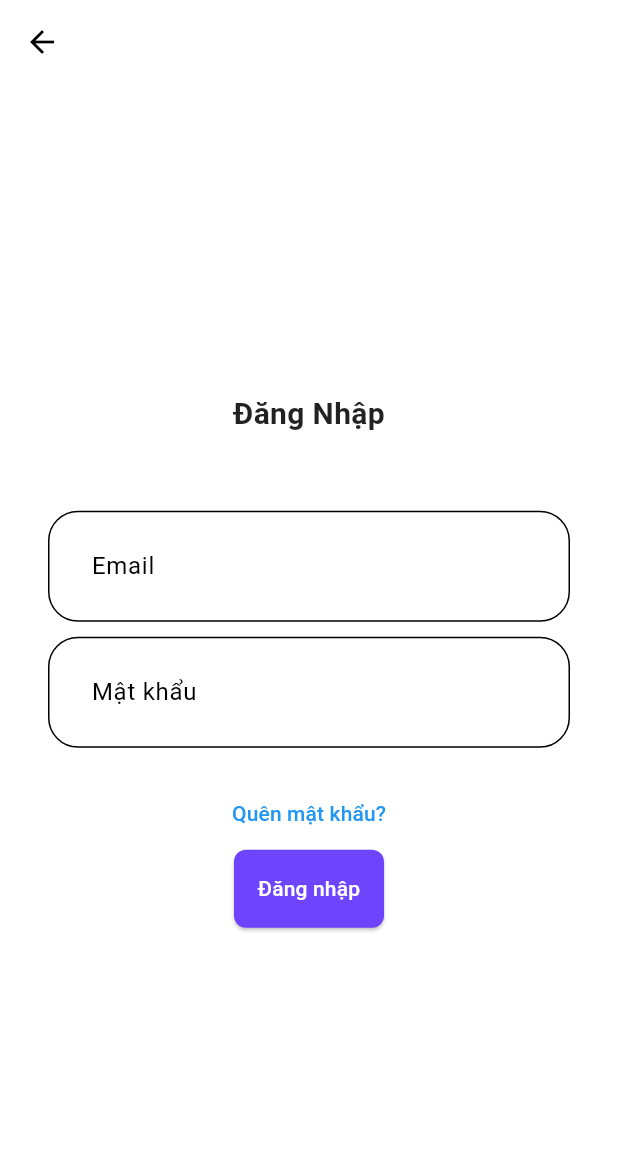
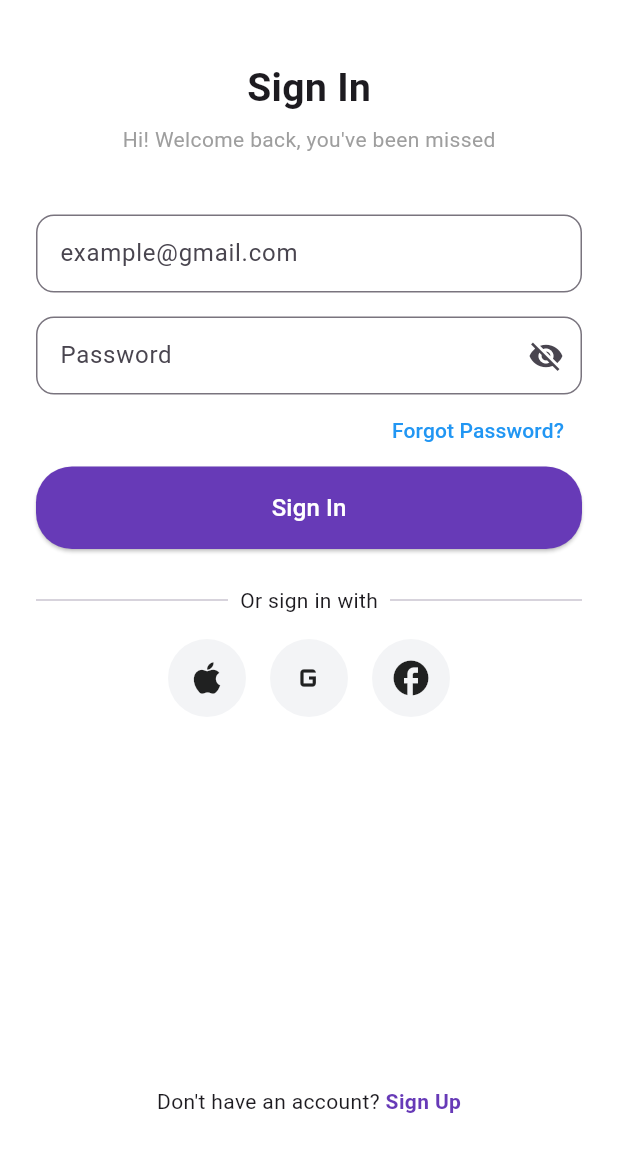
Before and after one commit to snozywolf59/Meme-Cloud, a Flutter app: the LogInView screen opened directly, on a phone screen of 412 x 824 dp. Shown: the top 1152 px of the screen. Run offline on Flutter 3.47's test engine with Material 3 defaults, Android fonts, the light colour scheme and no system bars; our stand-ins replace dartz, firebase_auth, firebase_core, flutter_dotenv, get_it, just_audio and 1 more; missing offline and left inert: meme_cloud; accounts and stored records are empty; statements that could not run were skipped.

Commit message:
ui signIn

```diff
--- a/lib/main.dart
+++ b/lib/main.dart
@@ -13,7 +13,13 @@ import 'package:supabase_flutter/supabase_flutter.dart';
 
 Future<void> main() async {
   WidgetsFlutterBinding.ensureInitialized();
-  await dotenv.load(fileName: ".env");
+  try {
+    await dotenv.load(fileName: 'assets/.env');
+    print('Đã load thành công file .env');
+  } catch (e) {
+    print('Lỗi khi load .env: $e'); // In ra lỗi nếu có
+    throw Exception('Không thể load file .env');
+  }
   //await Firebase.initializeApp(options: DefaultFirebaseOptions.currentPlatform);
 
   await Supabase.initialize(
--- a/lib/presentation/view/auth/log_in_view.dart
+++ b/lib/presentation/view/auth/log_in_view.dart
@@ -1,9 +1,10 @@
 import 'package:flutter/material.dart';
+import 'package:flutter/services.dart';
 import 'package:meme_cloud/data/models/auth/sign_in_request.dart';
 import 'package:meme_cloud/domain/usecases/auth/sign_in.dart';
 import 'package:meme_cloud/presentation/view/dashboard.dart';
 import 'package:meme_cloud/service_locator.dart';
-
+import 'package:meme_cloud/presentation/view/auth/sign_up_view.dart';
 class LogInView extends StatefulWidget {
   const LogInView({super.key});
 
@@ -15,6 +16,8 @@ class _LogInViewState extends State<LogInView> {
   final TextEditingController emailController = TextEditingController();
   final TextEditingController passwordController = TextEditingController();
 
+  bool obscurePassword = true;
+
   @override
   void dispose() {
     emailController.dispose();
@@ -24,47 +27,93 @@ class _LogInViewState extends State<LogInView> {
 
   @override
   Widget build(BuildContext context) {
+    final size = MediaQuery.of(context).size;
+
     return Scaffold(
-      appBar: AppBar(),
-      body: Padding(
-        padding: const EdgeInsets.all(32.0),
+      backgroundColor: Colors.white,
+      body: SafeArea(
+        child: SingleChildScrollView(
+          padding: const EdgeInsets.symmetric(horizontal: 24, vertical: 40),
+          child: SizedBox(
+            height: size.height - 120,
             child: Column(
               mainAxisAlignment: MainAxisAlignment.center,
               children: [
                 const Text(
-              'Đăng Nhập',
-              style: TextStyle(fontSize: 20, fontWeight: FontWeight.bold),
+                  'Sign In',
+                  style: TextStyle(fontSize: 26, fontWeight: FontWeight.bold),
                 ),
-            const SizedBox(height: 50),
+                const SizedBox(height: 6),
+                const Text(
+                  'Hi! Welcome back, you\'ve been missed',
+                  style: TextStyle(fontSize: 14, color: Colors.grey),
+                ),
+                const SizedBox(height: 40),
+
+                /// Email
                 TextField(
                   controller: emailController,
-              decoration: const InputDecoration(labelText: 'Email'),
+                  keyboardType: TextInputType.emailAddress,
+                  decoration: InputDecoration(
+                    hintText: 'example@gmail.com',
+                    border: OutlineInputBorder(
+                      borderRadius: BorderRadius.circular(12),
                     ),
-            const SizedBox(height: 10),
+                    contentPadding: const EdgeInsets.symmetric(
+                        vertical: 14, horizontal: 12),
+                  ),
+                ),
+                const SizedBox(height: 16),
+
+                /// Password
                 TextField(
                   controller: passwordController,
-              decoration: const InputDecoration(labelText: 'Mật khẩu'),
-              obscureText: true,
+                  obscureText: obscurePassword,
+                  decoration: InputDecoration(
+                    hintText: 'Password',
+                    suffixIcon: IconButton(
+                      icon: Icon(obscurePassword
+                          ? Icons.visibility_off
+                          : Icons.visibility),
+                      onPressed: () {
+                        setState(() {
+                          obscurePassword = !obscurePassword;
+                        });
+                      },
                     ),
-            const SizedBox(height: 20),
-            TextButton(
+                    border: OutlineInputBorder(
+                      borderRadius: BorderRadius.circular(12),
+                    ),
+                    contentPadding: const EdgeInsets.symmetric(
+                        vertical: 14, horizontal: 12),
+                  ),
+                ),
+
+                /// Forgot password
+                Align(
+                  alignment: Alignment.centerRight,
+                  child: TextButton(
+                    onPressed: () {},
                     child: const Text(
-                'Quên mật khẩu?',
+                      'Forgot Password?',
                       style: TextStyle(color: Colors.blue),
                     ),
-              onPressed: () async {},
                   ),
-            ElevatedButton(
+                ),
+
+                /// Sign In Button
+                SizedBox(
+                  width: double.infinity,
+                  child: ElevatedButton(
                     onPressed: () async {
                       var result = await serviceLocator<SignInUseCase>().call(
                         SignInRequest(
-                    email: emailController.text.toString(),
-                    password: passwordController.text.toString(),
+                          email: emailController.text,
+                          password: passwordController.text,
                         ),
                       );
                       result.fold(
                             (l) {
-                    // Handle error
                           ScaffoldMessenger.of(context).showSnackBar(
                             SnackBar(content: Text('Đăng nhập thất bại: $l')),
                           );
@@ -80,14 +129,88 @@ class _LogInViewState extends State<LogInView> {
                         },
                       );
                     },
+                    style: ElevatedButton.styleFrom(
+                      backgroundColor: Colors.deepPurple,
+                      padding: const EdgeInsets.symmetric(vertical: 16),
+                      shape: RoundedRectangleBorder(
+                        borderRadius: BorderRadius.circular(24),
+                      ),
+                    ),
                     child: const Text(
-                'Đăng nhập',
-                style: TextStyle(color: Colors.white),
+                      'Sign In',
+                      style: TextStyle(color: Colors.white, fontSize: 16),
+                    ),
+                  ),
+                ),
+
+                const SizedBox(height: 24),
+
+                /// Divider
+                Row(
+                  children: const [
+                    Expanded(child: Divider()),
+                    Padding(
+                      padding: EdgeInsets.symmetric(horizontal: 8.0),
+                      child: Text('Or sign in with'),
+                    ),
+                    Expanded(child: Divider()),
+                  ],
+                ),
+
+                const SizedBox(height: 16),
+
+                /// Social icons
+                Row(
+                  mainAxisAlignment: MainAxisAlignment.center,
+                  children: [
+                    socialIcon(Icons.apple),
+                    const SizedBox(width: 16),
+                    socialIcon(Icons.g_mobiledata),
+                    const SizedBox(width: 16),
+                    socialIcon(Icons.facebook),
+                  ],
+                ),
+
+                const Spacer(),
+
+                /// Sign up
+                Row(
+                  mainAxisAlignment: MainAxisAlignment.center,
+                  children: [
+                    const Text("Don't have an account? "),
+                    GestureDetector(
+                      onTap: () {
+                        Navigator.push(
+                          context,
+                          MaterialPageRoute(builder: (context) => const SignUpView()),
+                        );
+                      },
+                      child: const Text(
+                        'Sign Up',
+                        style: TextStyle(
+                          color: Colors.deepPurple,
+                          fontWeight: FontWeight.bold,
+                        ),
                       ),
                     ),
                   ],
                 ),
+              ],
+            ),
+          ),
+        ),
       ),
     );
   }
+
+  Widget socialIcon(IconData iconData) {
+    return Container(
+      padding: const EdgeInsets.all(12),
+      decoration: const BoxDecoration(
+        shape: BoxShape.circle,
+        color: Color(0xFFF3F4F6),
+      ),
+      child: Icon(iconData, size: 28),
+    );
   }
+}
```
Also changed, not shown: pubspec.yaml (+28 -27 lines). Lines whose indentation alone changed are shown as unchanged.
